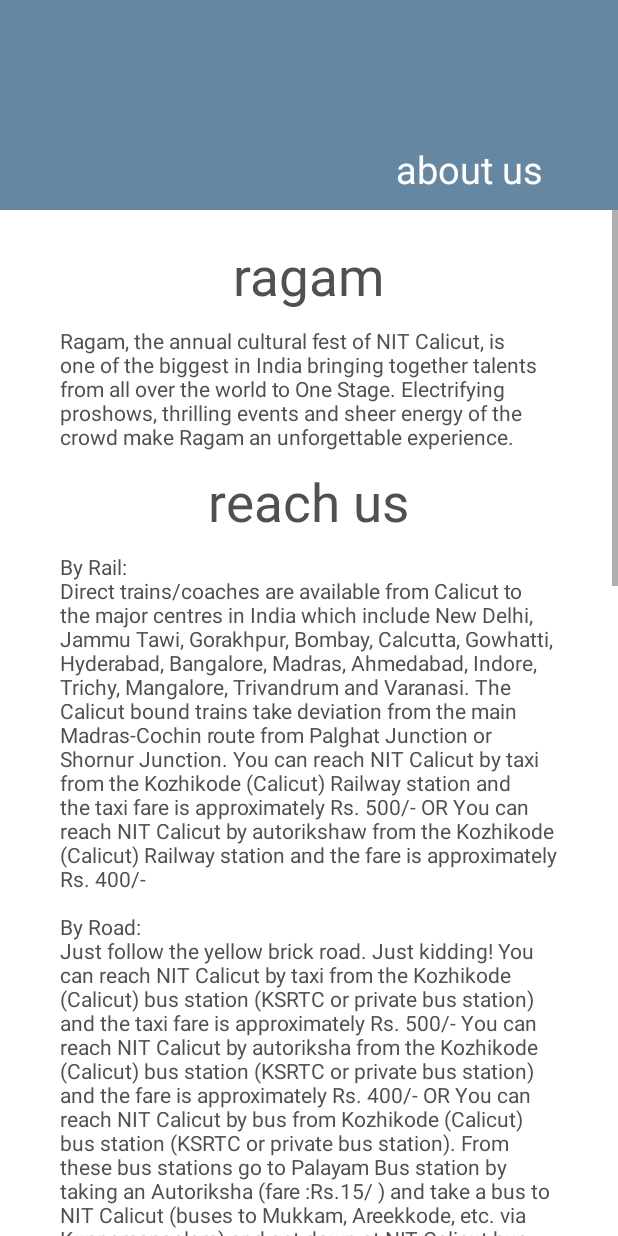
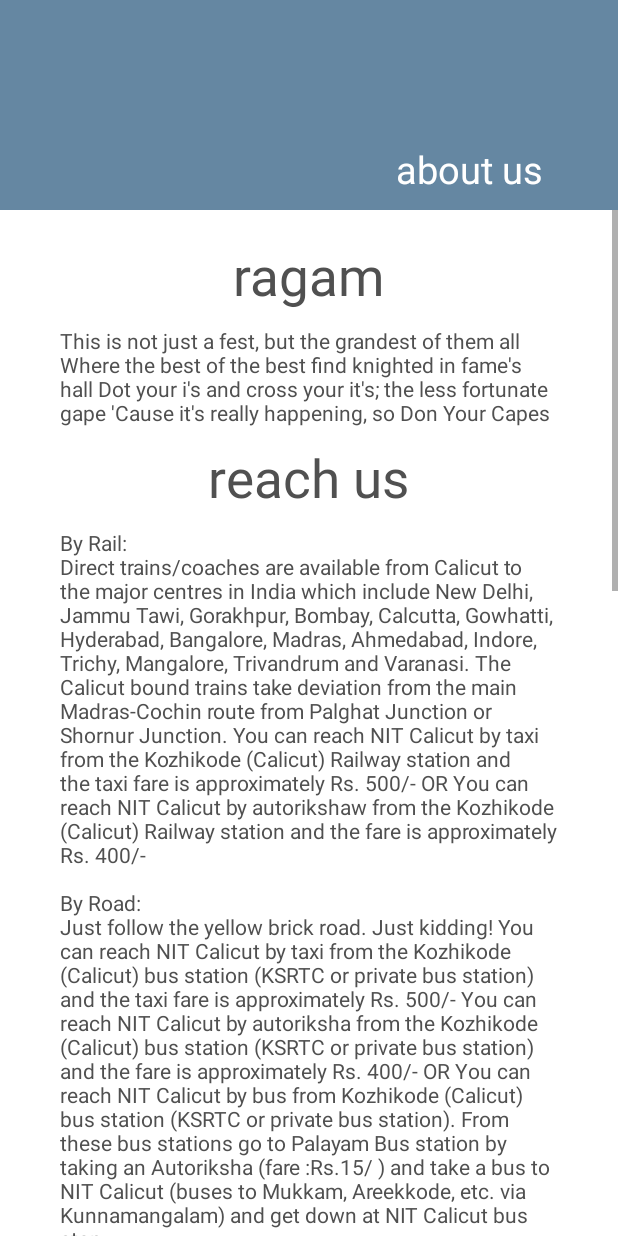
Before and after one commit to Jazeem/RagamApp, an Android app: the layout fragment_about.xml on its own in the app's theme, with its tools: preview values and no code run, on a phone screen of 412 x 824 dp. Run offline under Robolectric (Android 15) with nearby library versions, the light colour scheme and no system bars.

Commit message:
Proshow and About updated

```diff
--- a/app/src/main/res/layout/fragment_pro_show.xml
+++ b/app/src/main/res/layout/fragment_pro_show.xml
@@ -226,7 +226,7 @@
                     android:layout_height="wrap_content"
                     android:id="@+id/tv_name_3"
                     android:textSize="@dimen/pro_show_name_size"
-                    android:text="mike candys"
+                    android:text="DJ Diego Miranda"
                     android:textColor="@android:color/white"
                     android:layout_marginTop="@dimen/pro_show_name_margin"
                     android:layout_marginLeft="@dimen/pro_show_name_height"/>
--- a/app/src/main/res/values/strings.xml
+++ b/app/src/main/res/values/strings.xml
@@ -24,10 +24,12 @@
         proudly presents Ankit Tiwari, for the first time, on the largest stage in south India.
         Immerse yourself in music, as you are regaled by the versatile singer of famous
         tracks like Galliyan and the evergreen Sun Rahai Tu.</string>
-    <string name="third_proshow">Too anxious to know about all the major events?
-Expect a few surprises in the coming days..
-Stay tuned for updates.</string>
+    <string name="third_proshow">Ragam presents, DJ Diego Miranda, all set to tear up the decks with his Indian debut at NIT Calicut.
+Get ready for a night of pure ebullience as he transcends minds and hijacks your feet. Come indulge in an experience like never before as the base becomes your heartbeat and the rhythm your movement</string>
     <string name="reach_us">By Rail:\nDirect trains/coaches are available from Calicut to the major centres in India which include New Delhi, Jammu Tawi, Gorakhpur, Bombay, Calcutta, Gowhatti, Hyderabad, Bangalore, Madras, Ahmedabad, Indore, Trichy, Mangalore, Trivandrum and Varanasi. The Calicut bound trains take deviation from the main Madras-Cochin route from Palghat Junction or Shornur Junction. You can reach NIT Calicut by taxi from the Kozhikode (Calicut) Railway station and the taxi fare is approximately Rs. 500/- OR You can reach NIT Calicut by autorikshaw from the Kozhikode (Calicut) Railway station and the fare is approximately Rs. 400/-\n\nBy Road:\nJust follow the yellow brick road. Just kidding! You can reach NIT Calicut by taxi from the Kozhikode (Calicut) bus station (KSRTC or private bus station) and the taxi fare is approximately Rs. 500/- You can reach NIT Calicut by autoriksha from the Kozhikode (Calicut) bus station (KSRTC or private bus station) and the fare is approximately Rs. 400/-  OR  You can reach NIT Calicut by bus from Kozhikode (Calicut) bus station (KSRTC or private bus station). From these bus stations go to Palayam Bus station by taking an Autoriksha (fare :Rs.15/ ) and take a bus to NIT Calicut (buses to Mukkam, Areekkode, etc. via Kunnamangalam) and get down at NIT Calicut bus stop.</string>
-    <string name="ragam">Ragam, the annual cultural fest of NIT Calicut, is one of the biggest in India bringing together talents from all over the world to One Stage. Electrifying proshows, thrilling events and sheer energy of the crowd make Ragam an unforgettable experience.</string>
+    <string name="ragam">This is not just a fest, but the grandest of them all
+Where the best of the best find knighted in fame\'s hall
+Dot your i\'s and cross your it\'s; the less fortunate gape
+\'Cause it\'s really happening, so Don Your Capes</string>
 
 </resources>
```
